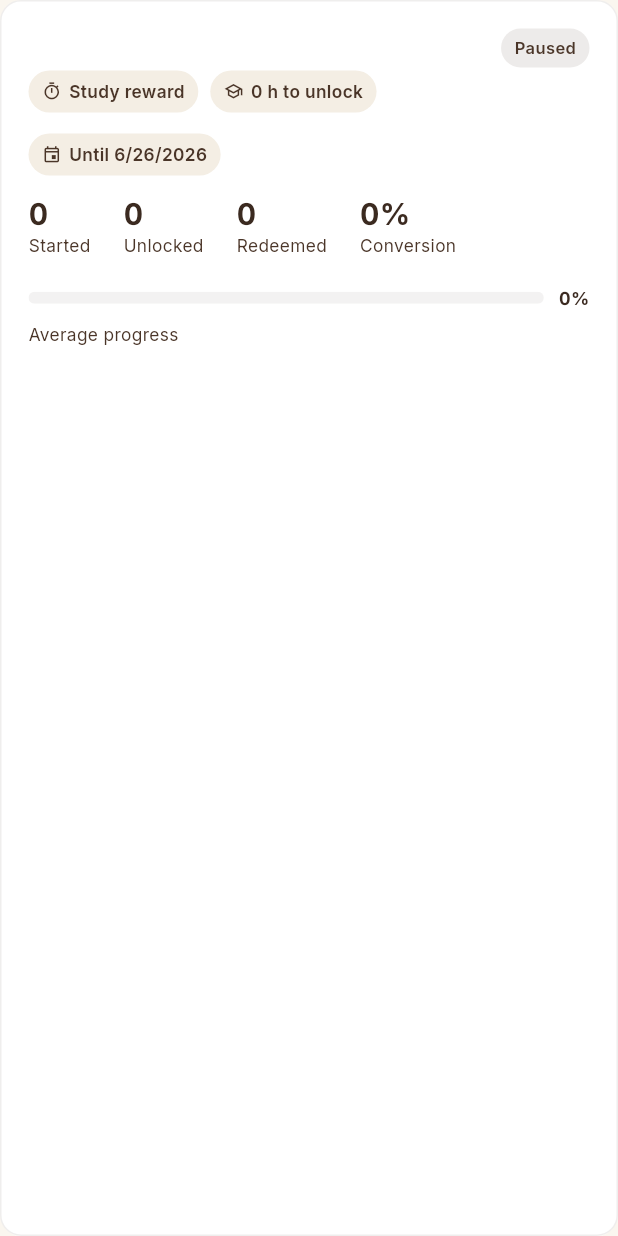
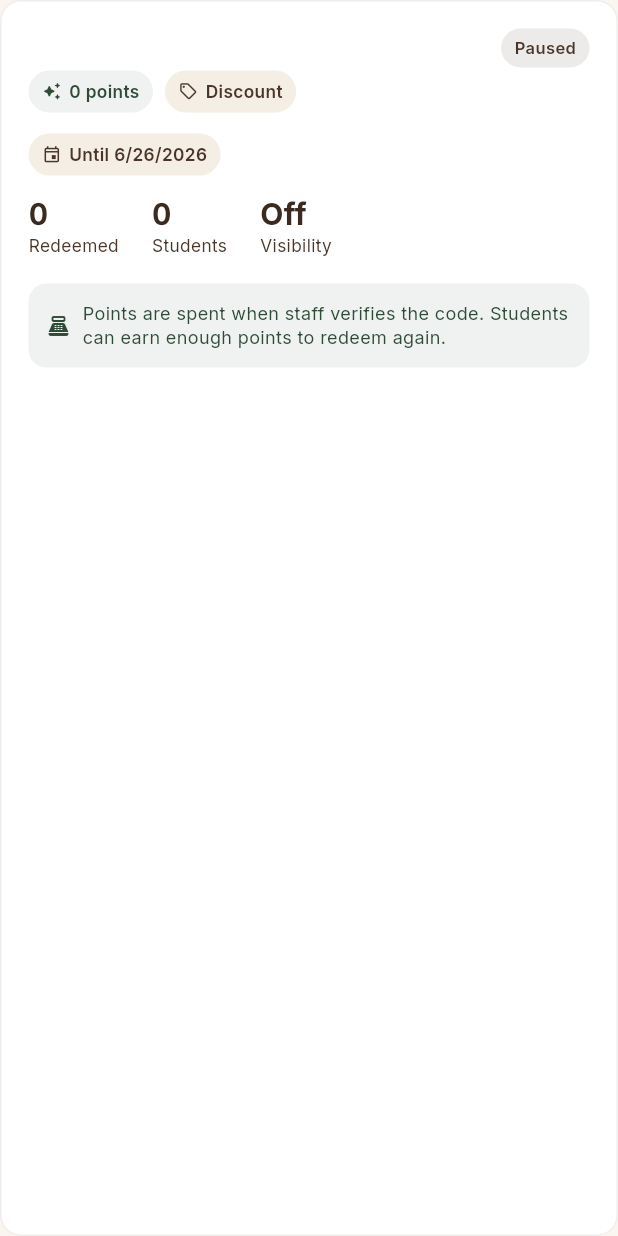
Before and after one commit to matyasbeyene/Cura-Web, a Flutter app: the DealCard widget shown alone on an empty page, opened directly with empty values, on a phone screen of 412 x 824 dp. Run offline on Flutter 3.47's test engine with Material 3 defaults, Android fonts, the phone set to English and light mode, and no system bars; our stand-ins replace go_router, google_fonts, supabase_flutter, web; missing offline and left inert: dart:js_interop; accounts and stored records are empty; network calls fail; statements that could not run were skipped.

Commit message:
Move Cura offers to points-only redemption across mobile, web, and Supabase, deleting the legacy study-hours, walk-in promo, and local-redemption paths. Clean up the web appbar, refresh handoff notes, and verify both apps plus security-sensitive Supabase boundaries.

```diff
--- a/lib/pages/landing_page.dart
+++ b/lib/pages/landing_page.dart
@@ -204,7 +204,6 @@ class _LandingPageState extends State<LandingPage> {
               audience: _audience,
               onAudienceChanged: _setAudience,
               onDashboard: () => context.push('/dashboard'),
-              onContact: _emailBusinessTeam,
             ),
           ),
         ),
@@ -743,7 +742,6 @@ class _ReducedMotionPage extends StatelessWidget {
                 audience: audience,
                 onAudienceChanged: onAudienceChanged,
                 onDashboard: () => context.push('/dashboard'),
-                onContact: onContact,
               ),
             ),
           ),
--- a/lib/widgets/dashboard_widgets.dart
+++ b/lib/widgets/dashboard_widgets.dart
@@ -646,14 +646,7 @@ class DealCard extends StatelessWidget {
 
   @override
   Widget build(BuildContext context) {
-    final double conversion = deal.studentsStarted == 0
-        ? 0
-        : deal.studentsUnlocked / deal.studentsStarted;
-    final double progress = deal.averageProgress.clamp(0.0, 1.0);
-    final bool isPromo = deal.isPromotion;
-    final String unlockLabel = isPromo
-        ? 'No study required'
-        : '${deal.requiredHours.toStringAsFixed(deal.requiredHours % 1 == 0 ? 0 : 1)} h to unlock';
+    final String discount = _discountLabel(deal);
     return Container(
       padding: const EdgeInsets.all(18),
       decoration: BoxDecoration(
@@ -687,13 +680,11 @@ class DealCard extends StatelessWidget {
             runSpacing: 8,
             children: <Widget>[
               _OfferBadge(
-                label: isPromo ? 'Walk-in promo' : 'Study reward',
-                icon: isPromo
-                    ? Icons.local_offer_rounded
-                    : Icons.timer_outlined,
-                selected: isPromo,
+                label: '${compactInt(deal.pointsCost)} points',
+                icon: Icons.auto_awesome_rounded,
+                selected: true,
               ),
-              _OfferBadge(label: unlockLabel, icon: Icons.school_outlined),
+              _OfferBadge(label: discount, icon: Icons.sell_outlined),
             ],
           ),
           if (deal.description.isNotEmpty)
@@ -732,74 +723,17 @@ class DealCard extends StatelessWidget {
             spacing: 22,
             runSpacing: 12,
             children: <Widget>[
-              if (isPromo) ...<Widget>[
+              _MiniStat(value: compactInt(deal.redemptions), label: 'Redeemed'),
               _MiniStat(
-                  value: compactInt(deal.redemptions),
-                  label: 'Redeemed',
+                value: compactInt(deal.studentsStarted),
+                label: 'Students',
               ),
               _MiniStat(
                 value: deal.isActive ? 'On' : 'Off',
                 label: 'Visibility',
               ),
-              ] else ...<Widget>[
-                _MiniStat(
-                  value: compactInt(deal.studentsStarted),
-                  label: 'Started',
-                ),
-                _MiniStat(
-                  value: compactInt(deal.studentsUnlocked),
-                  label: 'Unlocked',
-                ),
-                _MiniStat(
-                  value: compactInt(deal.redemptions),
-                  label: 'Redeemed',
-                ),
-                _MiniStat(
-                  value: '${(conversion * 100).toStringAsFixed(0)}%',
-                  label: 'Conversion',
-                ),
-              ],
             ],
           ),
-          if (!isPromo) ...<Widget>[
-            const SizedBox(height: 16),
-            Row(
-              children: <Widget>[
-                Expanded(
-                  child: ClipRRect(
-                    borderRadius: BorderRadius.circular(6),
-                    child: LinearProgressIndicator(
-                      value: progress,
-                      minHeight: 8,
-                      backgroundColor: AppColors.espresso.withValues(
-                        alpha: 0.06,
-                      ),
-                      valueColor: const AlwaysStoppedAnimation<Color>(
-                        AppColors.forest,
-                      ),
-                    ),
-                  ),
-                ),
-                const SizedBox(width: 10),
-                Text(
-                  '${(progress * 100).toStringAsFixed(0)}%',
-                  style: GoogleFonts.inter(
-                    fontSize: 12,
-                    fontWeight: FontWeight.w700,
-                    color: AppColors.espresso,
-                    fontFeatures: const <FontFeature>[
-                      FontFeature.tabularFigures(),
-                    ],
-                  ),
-                ),
-              ],
-            ),
-            const SizedBox(height: 6),
-            Text(
-              'Average progress',
-              style: GoogleFonts.inter(fontSize: 11.5, color: AppColors.mocha),
-            ),
-          ] else ...<Widget>[
           const SizedBox(height: 16),
           Container(
             padding: const EdgeInsets.all(12),
@@ -810,14 +744,14 @@ class DealCard extends StatelessWidget {
             child: Row(
               children: <Widget>[
                 const Icon(
-                    Icons.storefront_rounded,
+                  Icons.point_of_sale_rounded,
                   size: 16,
                   color: AppColors.forestDark,
                 ),
                 const SizedBox(width: 8),
                 Expanded(
                   child: Text(
-                      'Redeemable in person as soon as students see it.',
+                    'Points are spent when staff verifies the code. Students can earn enough points to redeem again.',
                     style: GoogleFonts.inter(
                       fontSize: 12,
                       height: 1.35,
@@ -828,7 +762,6 @@ class DealCard extends StatelessWidget {
               ],
             ),
           ),
-          ],
           if (deal.privacyLimited)
             Padding(
               padding: const EdgeInsets.only(top: 12),
@@ -972,6 +905,17 @@ class _OfferBadge extends StatelessWidget {
 String _dateLabel(DateTime value) {
   final DateTime local = value.toLocal();
   return '${local.month}/${local.day}/${local.year}';
+}
+
+String _discountLabel(DealPerformance deal) {
+  final value = deal.discountValue;
+  if (value == null || value <= 0) return 'Discount';
+  final formatted = value % 1 == 0
+      ? value.toStringAsFixed(0)
+      : value.toStringAsFixed(2).replaceFirst(RegExp(r'0+$'), '');
+  return deal.discountKind == 'percent'
+      ? '$formatted% off'
+      : '\$$formatted off';
 }
 
 class _MiniStat extends StatelessWidget {
```
Also changed, not shown: lib/pages/dashboard_page.dart (+148 -124 lines), lib/services/analytics_service.dart (+41 -125 lines), lib/widgets/top_nav.dart (+3 -59 lines), 2 other files. Lines whose indentation alone changed are shown as unchanged.
